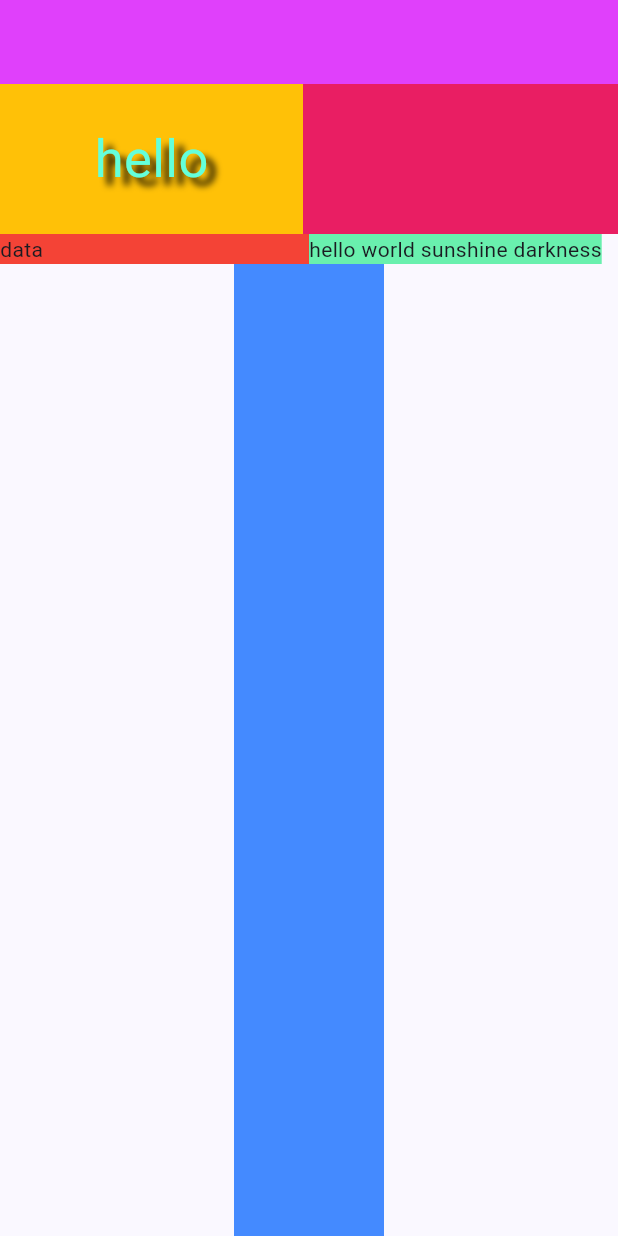
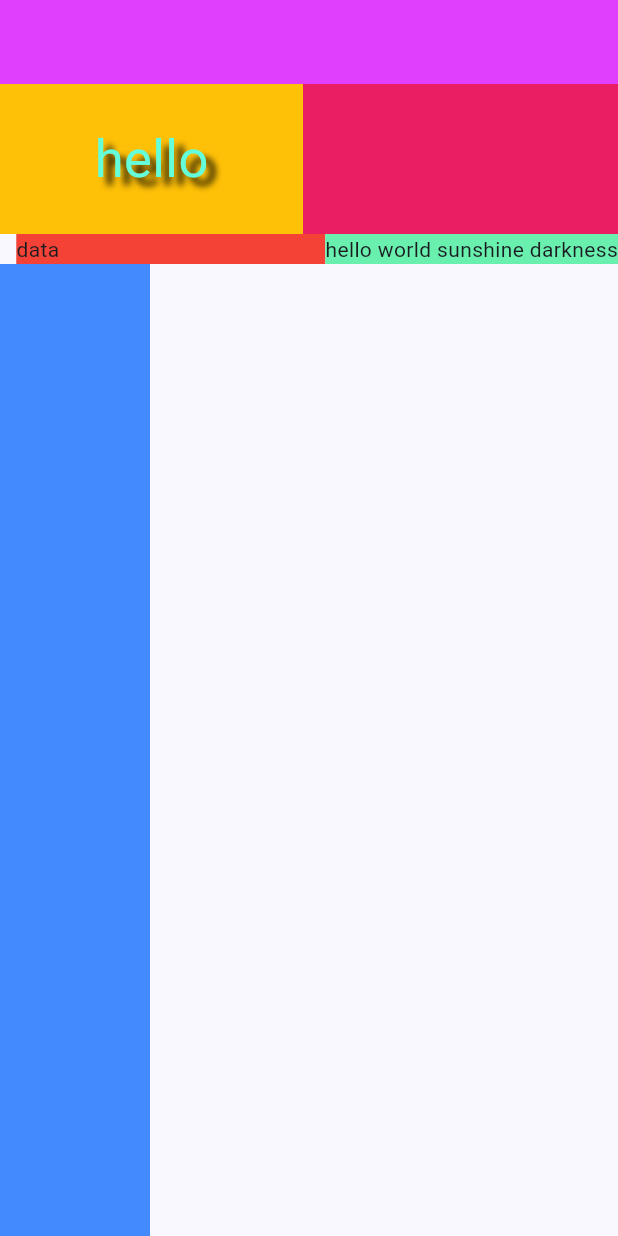
Before and after one commit to dhara58/Grid_App, a Flutter app: the screen it shows after launch, on a phone screen of 412 x 824 dp. Run offline on Flutter 3.47's test engine with Material 3 defaults, Android fonts, the phone set to English and light mode, and no system bars.

Commit message:
23-08-24

```diff
--- a/lib/Lecture.dart
+++ b/lib/Lecture.dart
@@ -15,6 +15,7 @@ class _LectureState extends State<Lecture> {
         backgroundColor: Colors.purpleAccent,
       ),
       body: Column(
+        crossAxisAlignment: CrossAxisAlignment.start,
         children: [
           Row(
             children: [
@@ -43,6 +44,7 @@ class _LectureState extends State<Lecture> {
             ],
           ),
           Row(
+            mainAxisAlignment: MainAxisAlignment.end,
             children: [
               Expanded(
                 child: Container(color: Colors.red, child: Text('data')),
```
